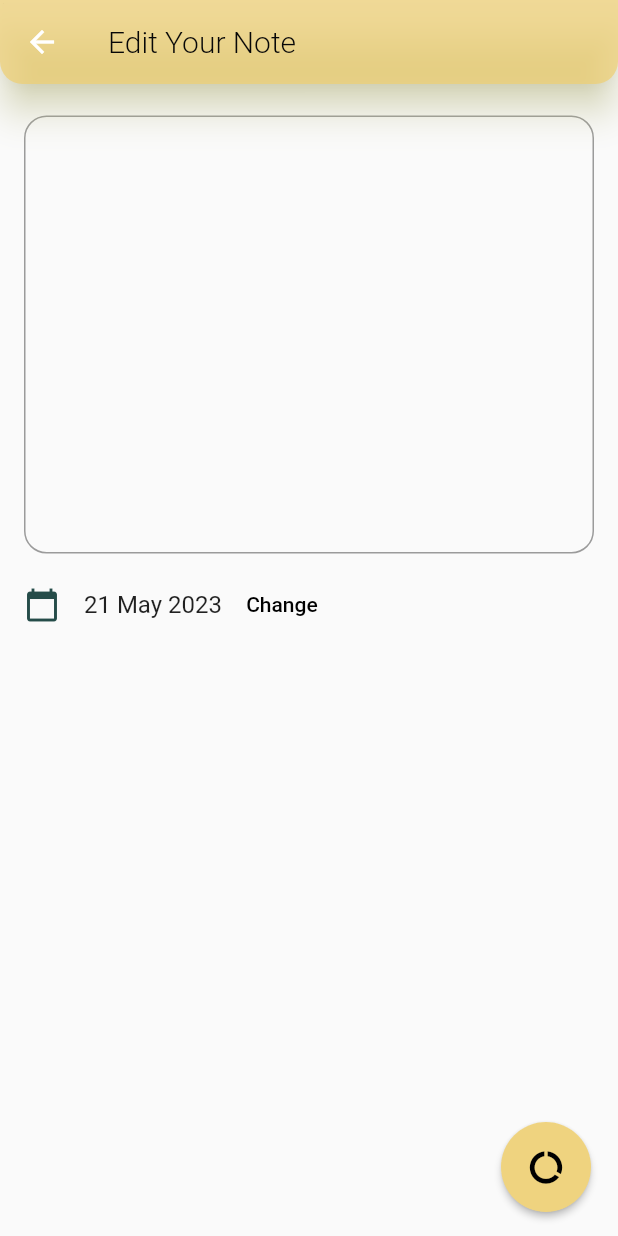
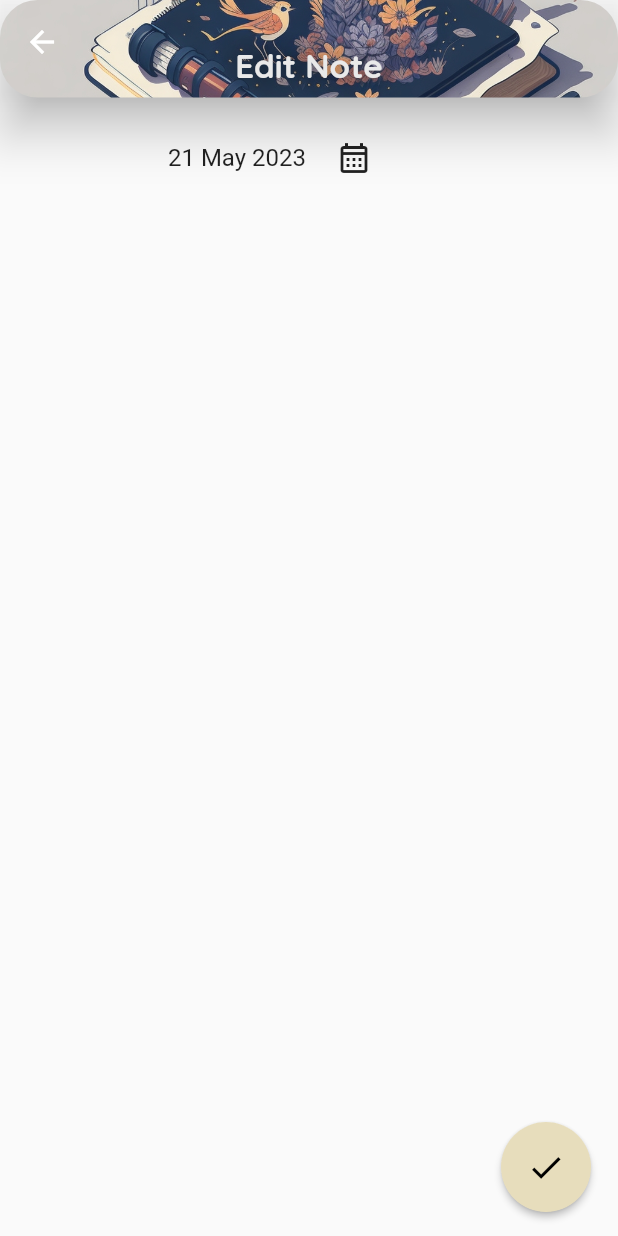
Before and after one commit to datthanhdoan/makine, a Flutter app: the EditTask screen opened directly, on a phone screen of 412 x 824 dp. Run offline on Flutter 3.47's test engine with Material 2 defaults, Android fonts, the light colour scheme and no system bars; drawn by our look-alikes of animated_text_kit; our stand-ins replace audioplayers, confetti, datetime_picker_formfield, flutter_datetime_picker, flutter_native_splash, google_nav_bar and 4 more; accounts and stored records are empty.

Commit message:
fix bugs

```diff
--- a/lib/src/pages/tasks.dart
+++ b/lib/src/pages/tasks.dart
@@ -80,15 +80,50 @@ class _TaskPageState extends State<TaskPage> {
   @override
   Widget build(BuildContext context) {
     return Scaffold(
-      appBar: AppBar(
-        title: Text('Add New Note'),
-        elevation: 6.0,
-        backgroundColor: Color.fromARGB(255, 226, 202, 118),
-        foregroundColor: Colors.black,
-        shape: RoundedRectangleBorder(
-          borderRadius: BorderRadius.only(
-            bottomLeft: Radius.circular(15.0),
-            bottomRight: Radius.circular(15.0),
+      appBar: PreferredSize(
+        preferredSize: ui.Size.fromHeight(65.0),
+        child: AppBar(
+          backgroundColor: Colors.transparent,
+          elevation: 13,
+          flexibleSpace: ClipRRect(
+            borderRadius: BorderRadius.circular(25),
+            child: Container(
+              decoration: BoxDecoration(
+                image: DecorationImage(
+                  image: AssetImage('assets/image/MainBackground.png'),
+                  fit: BoxFit.cover,
+                ),
+              ),
+              child: Padding(
+                padding: EdgeInsets.fromLTRB(0, 30, 0, 20),
+                child: Align(
+                  alignment: Alignment.center,
+                  child: Column(
+                    children: [
+                      Text(
+                        "Add New Note",
+                        style: TextStyle(
+                            fontSize: 22,
+                            fontWeight: FontWeight.bold,
+                            color: ui.Color.fromARGB(255, 233, 233, 233),
+                            shadows: [
+                              Shadow(
+                                color: ui.Color.fromARGB(255, 0, 0, 0)
+                                    .withOpacity(0.9),
+                                offset: Offset(0, 0),
+                                blurRadius: 25,
+                              ),
+                            ],
+                            fontFamily: 'Quicksand'),
+                      ),
+                      SizedBox(
+                        height: 5,
+                      ),
+                    ],
+                  ),
+                ),
+              ),
+            ),
           ),
         ),
       ),
@@ -123,9 +158,10 @@ class _TaskPageState extends State<TaskPage> {
                   hintText: '',
                 ),
                 autofocus: false,
-                maxLines: 16,
+                maxLines: 14,
                 style: TextStyle(
-                  fontWeight: FontWeight.bold,
+                    // fontWeight: FontWeight.bold,
+                    // fontSize: 14,
                     ),
                 cursorColor: Color.fromARGB(255, 56, 50, 0),
                 validator: (value) {
@@ -154,7 +190,7 @@ class _TaskPageState extends State<TaskPage> {
       floatingActionButton: ElevatedButton(
         style: ElevatedButton.styleFrom(
           shape: CircleBorder(),
-          primary: Color.fromARGB(255, 239, 211, 127),
+          primary: Color.fromARGB(255, 231, 221, 188),
           onPrimary: Colors.black,
           padding: EdgeInsets.all(17.0),
         ),
@@ -215,35 +251,50 @@ class _EditTaskState extends State<EditTask> {
   @override
   Widget build(BuildContext context) {
     return Scaffold(
-      appBar: AppBar(
-        title: SizedBox(
-          width: 250.0,
-          child: DefaultTextStyle(
-            style: const TextStyle(
-              fontSize: 20.0,
-              fontWeight: FontWeight.w300,
-              color: Color.fromARGB(255, 7, 7, 7),
+      appBar: PreferredSize(
+        preferredSize: ui.Size.fromHeight(65.0),
+        child: AppBar(
+          backgroundColor: Colors.transparent,
+          elevation: 13,
+          flexibleSpace: ClipRRect(
+            borderRadius: BorderRadius.circular(25),
+            child: Container(
+              decoration: BoxDecoration(
+                image: DecorationImage(
+                  image: AssetImage('assets/image/MainBackground.png'),
+                  fit: BoxFit.cover,
                 ),
-            child: AnimatedTextKit(
-              animatedTexts: [
-                TypewriterAnimatedText(
-                  'Edit Your Note',
-                  speed: const Duration(milliseconds: 150),
+              ),
+              child: Padding(
+                padding: EdgeInsets.fromLTRB(0, 30, 0, 20),
+                child: Align(
+                  alignment: Alignment.center,
+                  child: Column(
+                    children: [
+                      Text(
+                        "Edit Note",
+                        style: TextStyle(
+                            fontSize: 22,
+                            fontWeight: FontWeight.bold,
+                            color: ui.Color.fromARGB(255, 233, 233, 233),
+                            shadows: [
+                              Shadow(
+                                color: ui.Color.fromARGB(255, 0, 0, 0)
+                                    .withOpacity(0.9),
+                                offset: Offset(0, 0),
+                                blurRadius: 25,
                               ),
                             ],
-              isRepeatingAnimation: false,
-              repeatForever: true,
-              pause: const Duration(milliseconds: 1000),
+                            fontFamily: 'Quicksand'),
+                      ),
+                      SizedBox(
+                        height: 5,
+                      ),
+                    ],
                   ),
                 ),
               ),
-        elevation: 10.0,
-        shadowColor: Color.fromARGB(255, 255, 255, 172),
-        backgroundColor: Color.fromARGB(180, 239, 207, 113),
-        shape: RoundedRectangleBorder(
-          borderRadius: BorderRadius.only(
-            bottomLeft: Radius.circular(15.0),
-            bottomRight: Radius.circular(15.0),
+            ),
           ),
         ),
       ),
@@ -252,70 +303,44 @@ class _EditTaskState extends State<EditTask> {
         child: Padding(
           padding: const EdgeInsets.all(16.0),
           child: Column(
+            crossAxisAlignment: CrossAxisAlignment.start,
             children: [
-              SizedBox(height: 5.0),
+              Row(
+                children: [
+                  SizedBox(width: 96.0),
+                  Text(
+                    DateFormat('dd MMM yyyy').format(_dueDate),
+                    style: TextStyle(fontSize: 16.0),
+                  ),
+                  SizedBox(width: 8.0),
+                  IconButton(
+                    onPressed: _showDatePicker,
+                    icon: Icon(Icons.calendar_month_outlined),
+                  )
+                ],
+              ),
               TextFormField(
                 initialValue: _title,
                 validator: (value) {
-                  if (value == null || value.isEmpty) {
-                    return 'Vui lòng nhập tiêu đề.';
+                  if (value == null || value.trim().isEmpty) {
+                    return 'Hãy nhập nội dung:)';
                   }
                   return null;
                 },
                 onSaved: (value) {
                   _title = value!;
                 },
-                style: TextStyle(fontSize: 18.0),
-                decoration: InputDecoration(
-                  labelStyle: TextStyle(
-                    color: Color.fromARGB(255, 48, 37, 3),
+                decoration: InputDecoration.collapsed(
+                  hintText: '',
                 ),
-                  focusedBorder: OutlineInputBorder(
-                    borderRadius: BorderRadius.circular(15),
-                    borderSide: BorderSide(
-                        color: Color.fromARGB(255, 56, 50, 0), width: 1.5),
-                  ),
-                  border: OutlineInputBorder(
-                    borderRadius: BorderRadius.circular(15),
-                    borderSide:
-                        BorderSide(color: Colors.yellow), // Change color here
-                  ),
+                autofocus: false,
+                maxLines: 14,
+                style: TextStyle(
+                  fontWeight: FontWeight.bold,
+                  // fontSize: 14,
                 ),
                 cursorColor: Color.fromARGB(255, 56, 50, 0),
-                maxLines: 12,
               ),
-              SizedBox(height: 10.0),
-              GestureDetector(
-                onTap: _showDatePicker,
-                child: Row(
-                  children: [
-                    Icon(
-                      Icons.calendar_today,
-                      color: Color.fromARGB(255, 37, 76, 73),
-                    ),
-                    SizedBox(width: 16.0),
-                    Text(
-                      DateFormat('dd MMM yyyy').format(_dueDate),
-                      style: TextStyle(fontSize: 16.0),
-                    ),
-                    SizedBox(width: 8.0),
-                    TextButton(
-                      onPressed: _showDatePicker,
-                      child:
-                          Text('Change', style: TextStyle(color: Colors.black)),
-                    ),
-                  ],
-                ),
-              ),
-              // SizedBox(height: 10.0),
-              // SizedBox(
-              //   height: 200.0,
-              //   width: 200.0,
-              //   child: Container(
-              //     color: Colors.transparent,
-              //     child: Lottie.asset('assets/writing.json'),
-              //   ),
-              // ),
             ],
           ),
         ),
@@ -323,7 +348,7 @@ class _EditTaskState extends State<EditTask> {
       floatingActionButton: ElevatedButton(
         style: ElevatedButton.styleFrom(
           shape: CircleBorder(),
-          primary: Color.fromARGB(255, 239, 211, 127),
+          primary: Color.fromARGB(255, 231, 221, 188),
           onPrimary: Colors.black,
           padding: EdgeInsets.all(17.0),
         ),
@@ -339,7 +364,7 @@ class _EditTaskState extends State<EditTask> {
           }
         },
         child: Icon(
-          Icons.data_saver_off_sharp,
+          Icons.done_sharp,
           size: 26.0,
         ),
       ),
@@ -368,7 +393,7 @@ class HomePage extends StatelessWidget {
                 ),
               ),
               child: Padding(
-                padding: EdgeInsets.fromLTRB(15, 160, 0, 20),
+                padding: EdgeInsets.only(left: 20, top: 130),
                 child: Align(
                   alignment: Alignment.centerLeft,
                   child: Column(
@@ -512,7 +537,7 @@ class HomePage extends StatelessWidget {
       floatingActionButton: ElevatedButton(
         style: ElevatedButton.styleFrom(
           shape: CircleBorder(),
-          primary: Color.fromARGB(255, 230, 203, 121),
+          primary: ui.Color.fromARGB(255, 231, 221, 188),
           onPrimary: Color.fromARGB(255, 57, 56, 56),
           padding: EdgeInsets.all(20.0),
         ),
```
Also changed, not shown: lib/src/pages/chart.dart (+63 -39 lines). Lines whose indentation alone changed are shown as unchanged.
